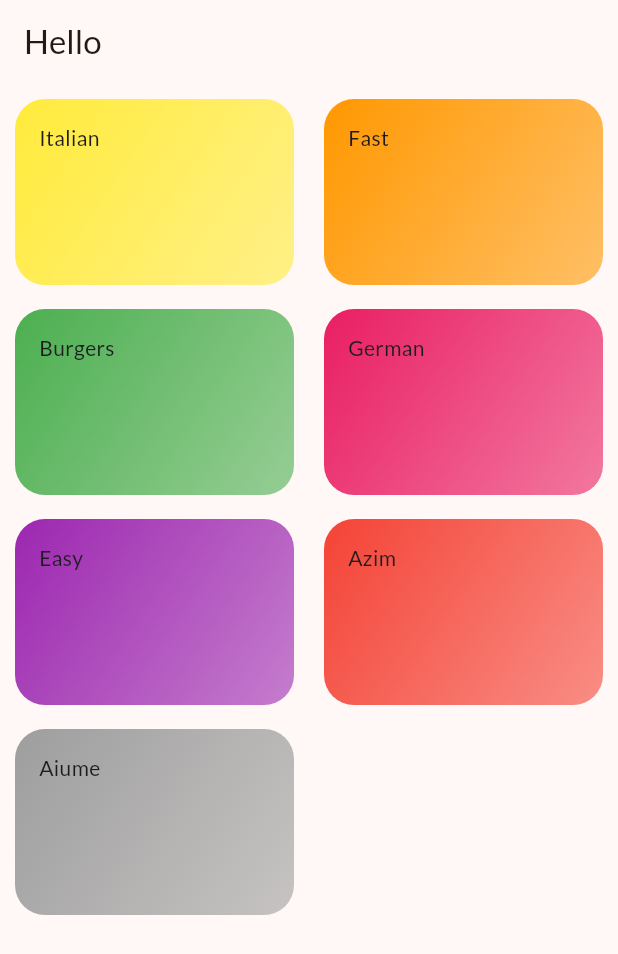
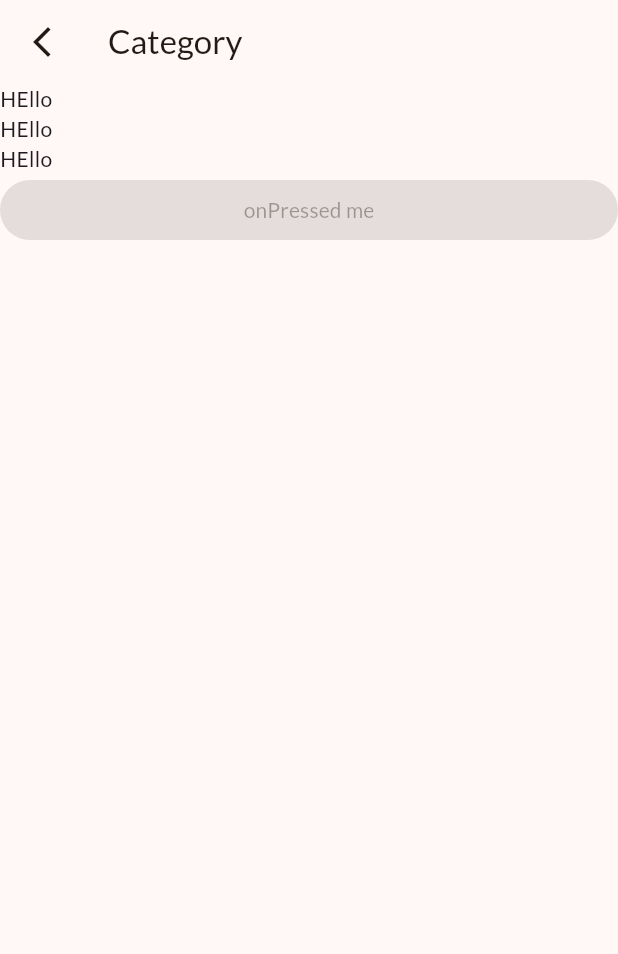
Before and after one commit to azimsaburov/meal, a Flutter app: the screen it shows after launch, after a tap on "Italian", on a phone screen of 412 x 824 dp. Shown: the top 954 px of the screen. Run offline on Flutter 3.47's test engine with Material 3 defaults, Android fonts, the phone set to English and light mode, and no system bars; our stand-ins replace google_fonts.

Commit message:
mealsScreen and navigationNamed

```diff
--- a/lib/main.dart
+++ b/lib/main.dart
@@ -1,9 +1,19 @@
 import 'package:flutter/material.dart';
 import 'package:meal/data/theme_data.dart';
 import 'package:meal/screens/categories_screen.dart';
-
+import 'package:meal/screens/meals_screen.dart';
 
 void main() {
   WidgetsFlutterBinding.ensureInitialized();
-  runApp(MaterialApp(home: CategoriesScreen(), theme: theme));
+  runApp(
+    MaterialApp(
+      theme: theme,
+      initialRoute: '/',
+      routes: {
+        '/': (context) => CategoriesScreen(),
+        '/meals': (context) => MealsScreen(),
+
+      },
+    ),
+  );
 }
--- /dev/null
+++ b/lib/screens/meals_screen.dart
@@ -0,0 +1,28 @@
+import 'package:flutter/material.dart';
+
+class MealsScreen extends StatelessWidget {
+  const MealsScreen({super.key});
+
+  @override
+  Widget build(BuildContext context) {
+    return Scaffold(
+      appBar: AppBar(
+        title: Text('Category'),
+        leading: IconButton(
+          onPressed: () {
+            Navigator.pushReplacementNamed(context, '/');
+          },
+          icon: Icon(Icons.arrow_back_ios_new),
+        ),
+      ),
+      body: ListView(
+        children: [
+          Text('HEllo'),
+          Text('HEllo'),
+          Text('HEllo'),
+          ElevatedButton(onPressed: null, child: Text('onPressed me')),
+        ],
+      ),
+    );
+  }
+}
--- a/lib/widgets/category_grid_tile.dart
+++ b/lib/widgets/category_grid_tile.dart
@@ -14,7 +14,7 @@ class CategoryGridTile extends StatelessWidget {
       borderRadius: BorderRadius.circular(20),
       splashColor: Colors.black,
       onTap:() {
-
+        Navigator.pushReplacementNamed(context, '/meals');
       },
       child: Container(
         padding: EdgeInsets.all(16),
```
